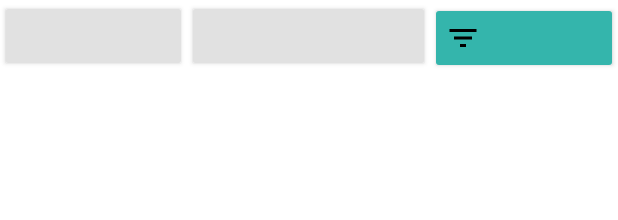
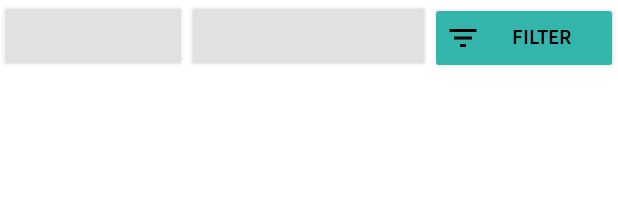
Before and after one commit to Fealrais/PurchaseHistory, an Android app: the layout component_filter_bar.xml on its own in the app's theme, with its tools: preview values and no code run, on a phone screen of 412 x 824 dp. Shown: the top 220 px of the screen. Run offline under Robolectric (Android 15) with nearby library versions, the phone set to English and light mode, and no system bars; network calls fail.

Commit message:
fix row filter button

```diff
--- a/app/src/main/res/layout/component_filter_bar.xml
+++ b/app/src/main/res/layout/component_filter_bar.xml
@@ -39,5 +39,6 @@
         android:paddingStart="10dp"
         android:layout_weight="1"
         android:textSize="14sp"
-        android:maxLines="1"/>
+        android:maxLines="1"
+        android:text="@string/filterButton" />
 </LinearLayout>
```
